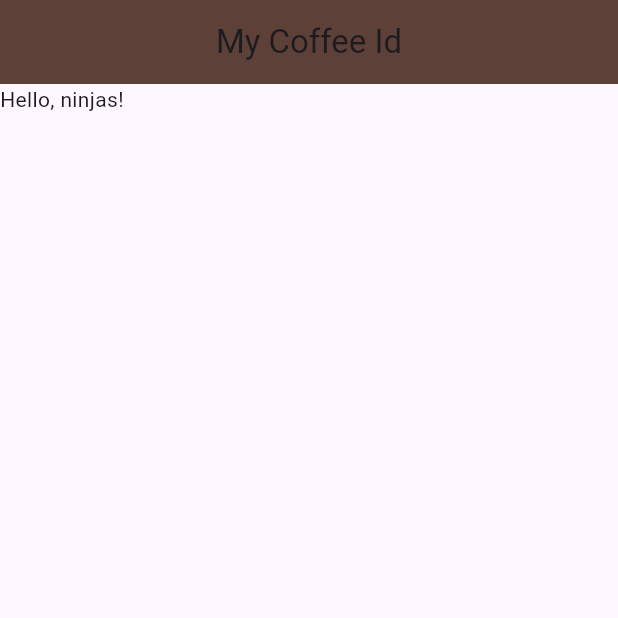
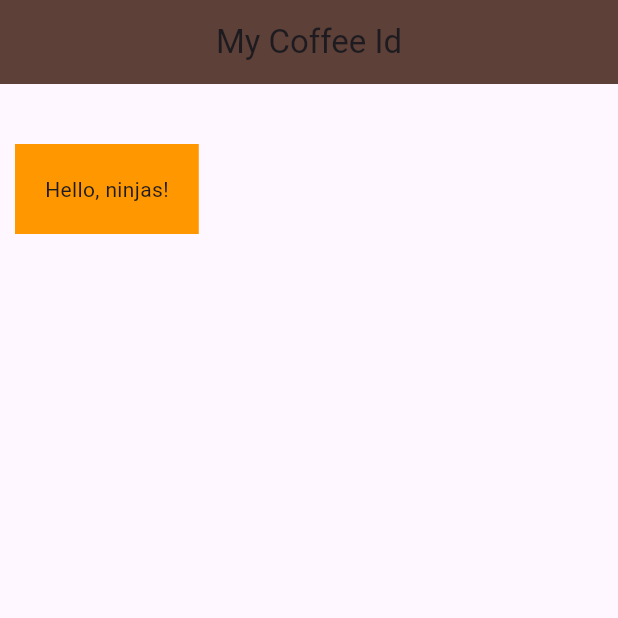
Before and after one commit to iamshaunjp/flutter-masterclass, a Flutter app: the screen it shows after launch, on a phone screen of 412 x 824 dp, the top half of it. Run offline on Flutter 3.47's test engine with Material 3 defaults, Android fonts, the phone set to English and light mode, and no system bars.

Commit message:
lesson-9

```diff
--- a/lib/main.dart
+++ b/lib/main.dart
@@ -18,6 +18,13 @@ class Home extends StatelessWidget {
 
   @override
   Widget build(BuildContext context) {
-    return const Text('Hello, ninjas!');
+    return Container(
+      color: Colors.orange,
+      // width: 200,
+      // height: 100,
+      padding: const EdgeInsets.all(20),
+      margin: const EdgeInsets.fromLTRB(10, 40, 0, 0),
+      child: const Text('Hello, ninjas!'),
+    );
   }
 }
```
